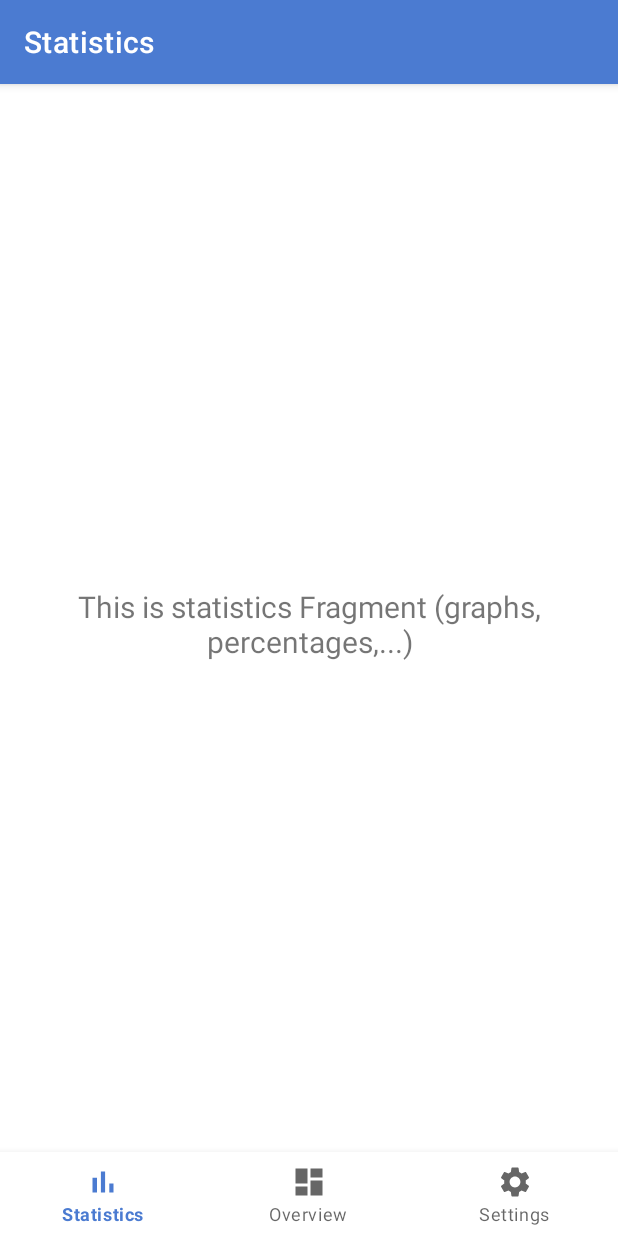
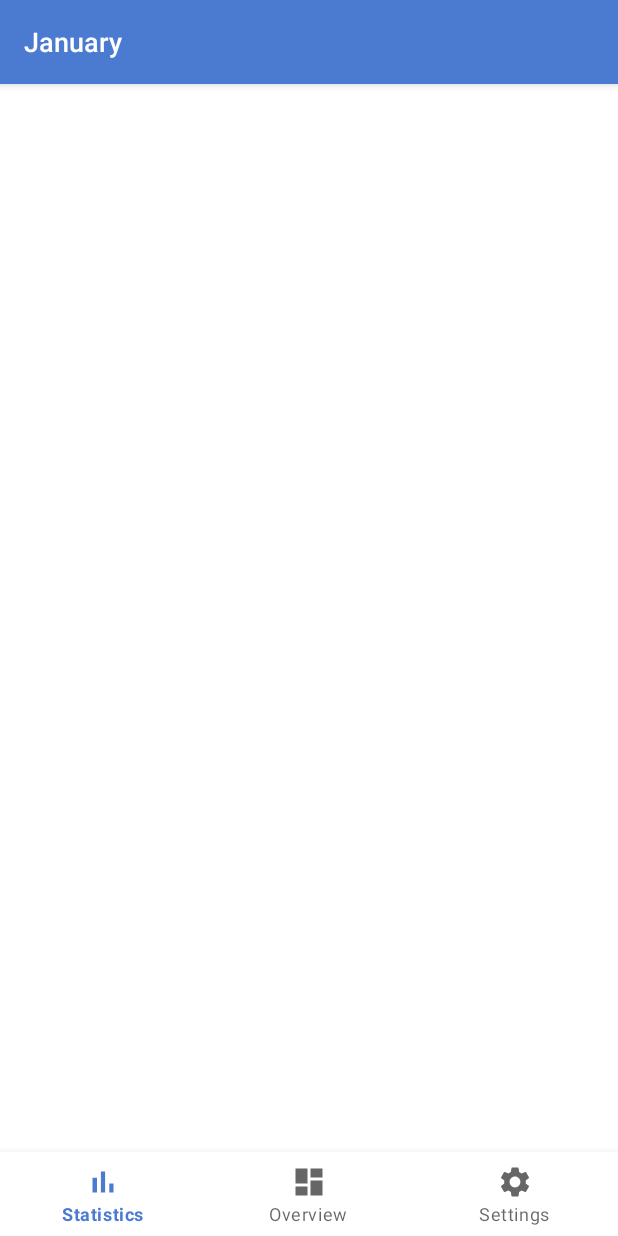
Before and after one commit to TomTruyen/Budgetting-App, an Android app: the StatisticsFragment screen opened through its navigation route, on a phone screen of 412 x 824 dp. Run offline under Robolectric (Android 15) with nearby library versions, the phone set to English and light mode, and no system bars; our stand-ins replace navigation-ui; libraries missing offline, so code that uses them is left out: jp.wasabeef.recyclerview; 1 statement that could not run was skipped.

Commit message:
Add month picker in appbar

```diff
--- a/BudgetTracker/app/src/main/java/com/tomtruyen/budgettracker/ui/overview/OverviewFragment.kt
+++ b/BudgetTracker/app/src/main/java/com/tomtruyen/budgettracker/ui/overview/OverviewFragment.kt
@@ -11,6 +11,7 @@ import android.view.ViewGroup
 import android.widget.TextView
 import androidx.activity.result.ActivityResultLauncher
 import androidx.activity.result.contract.ActivityResultContracts
+import androidx.appcompat.app.AppCompatActivity
 import androidx.core.content.ContextCompat
 import androidx.core.content.res.ResourcesCompat
 import androidx.core.graphics.drawable.DrawableCompat
@@ -46,6 +47,10 @@ class OverviewFragment : Fragment() {
         savedInstanceState: Bundle?
     ): View {
         _binding = FragmentOverviewBinding.inflate(inflater, container, false)
+
+        val actionBar = (activity as AppCompatActivity?)?.supportActionBar
+        actionBar?.setDisplayShowTitleEnabled(true)
+        actionBar?.setDisplayShowCustomEnabled(false)
 
         val balanceTextView = binding.balanceText
         mAdapter = BudgetAdapter(context, balanceTextView)
--- a/BudgetTracker/app/src/main/java/com/tomtruyen/budgettracker/ui/settings/SettingsFragment.kt
+++ b/BudgetTracker/app/src/main/java/com/tomtruyen/budgettracker/ui/settings/SettingsFragment.kt
@@ -5,6 +5,7 @@ import android.view.LayoutInflater
 import android.view.View
 import android.view.ViewGroup
 import android.widget.TextView
+import androidx.appcompat.app.AppCompatActivity
 import androidx.fragment.app.Fragment
 import androidx.lifecycle.ViewModelProvider
 import com.tomtruyen.budgettracker.databinding.FragmentSettingsBinding
@@ -27,6 +28,12 @@ class SettingsFragment : Fragment() {
             ViewModelProvider(this).get(SettingsViewModel::class.java)
 
         _binding = FragmentSettingsBinding.inflate(inflater, container, false)
+
+        val actionBar = (activity as AppCompatActivity?)?.supportActionBar
+        actionBar?.setDisplayShowTitleEnabled(true)
+        actionBar?.setDisplayShowCustomEnabled(false)
+
+
         val root: View = binding.root
 
         val textView: TextView = binding.textSettings
--- a/BudgetTracker/app/src/main/java/com/tomtruyen/budgettracker/ui/statistics/StatisticsFragment.kt
+++ b/BudgetTracker/app/src/main/java/com/tomtruyen/budgettracker/ui/statistics/StatisticsFragment.kt
@@ -4,15 +4,20 @@ import android.os.Bundle
 import android.view.LayoutInflater
 import android.view.View
 import android.view.ViewGroup
-import android.widget.TextView
+import android.widget.AdapterView
+import android.widget.ArrayAdapter
+import android.widget.Spinner
+import androidx.appcompat.app.AppCompatActivity
 import androidx.fragment.app.Fragment
-import androidx.lifecycle.ViewModelProvider
+import com.tomtruyen.budgettracker.R
 import com.tomtruyen.budgettracker.databinding.FragmentStatisticsBinding
+
 
 class StatisticsFragment : Fragment() {
 
-    private lateinit var statisticsViewModel: StatisticsViewModel
     private var _binding: FragmentStatisticsBinding? = null
+    private lateinit var mAdapter: ArrayAdapter<CharSequence>
+    private var mSelectedMonthPosition: Int = 0
 
     // This property is only valid between onCreateView and
     // onDestroyView.
@@ -23,17 +28,36 @@ class StatisticsFragment : Fragment() {
         container: ViewGroup?,
         savedInstanceState: Bundle?
     ): View {
-        statisticsViewModel =
-            ViewModelProvider(this).get(StatisticsViewModel::class.java)
+        _binding = FragmentStatisticsBinding.inflate(inflater, container, false)
 
-        _binding = FragmentStatisticsBinding.inflate(inflater, container, false)
-        val root: View = binding.root
+        val actionBar = (activity as AppCompatActivity?)?.supportActionBar
+        actionBar?.setDisplayShowTitleEnabled(false)
+        actionBar?.setDisplayShowCustomEnabled(true)
 
-        val textView: TextView = binding.textStatistics
-        statisticsViewModel.text.observe(viewLifecycleOwner, {
-            textView.text = it
-        })
-        return root
+        val spinner : Spinner = inflater.inflate(R.layout.month_dropdown, container, false) as Spinner
+        mAdapter = ArrayAdapter.createFromResource(
+            requireContext(),
+            R.array.month_array,
+            R.layout.month_spinner_item
+        )
+        mAdapter.setDropDownViewResource(android.R.layout.simple_spinner_dropdown_item)
+        spinner.adapter = mAdapter
+        spinner.onItemSelectedListener = object : AdapterView.OnItemSelectedListener {
+            override fun onItemSelected(
+                parentView: AdapterView<*>?,
+                selectedItemView: View?,
+                position: Int,
+                id: Long
+            ) {
+                mSelectedMonthPosition = position
+                println(mAdapter.getItem(position).toString())
+            }
+
+            override fun onNothingSelected(parentView: AdapterView<*>?) {}
+        }
+        actionBar?.customView = spinner
+
+        return binding.root
     }
 
     override fun onDestroyView() {
--- a/BudgetTracker/app/src/main/java/com/tomtruyen/budgettracker/ui/statistics/StatisticsViewModel.kt
+++ /dev/null
@@ -1,13 +0,0 @@
-package com.tomtruyen.budgettracker.ui.statistics
-
-import androidx.lifecycle.LiveData
-import androidx.lifecycle.MutableLiveData
-import androidx.lifecycle.ViewModel
-
-class StatisticsViewModel : ViewModel() {
-
-    private val _text = MutableLiveData<String>().apply {
-        value = "This is statistics Fragment (graphs, percentages,...)"
-    }
-    val text: LiveData<String> = _text
-}
--- a/BudgetTracker/app/src/main/res/layout/activity_transaction.xml
+++ b/BudgetTracker/app/src/main/res/layout/activity_transaction.xml
@@ -9,10 +9,6 @@
     android:layout_margin="8dp"
         >
 
-<!--    Requirements -->
-<!--    Price-->
-<!--    Set Custom date (if needed) -->
-<!--    Categorie + Button to add a custom category (which will be saved on the system) -->
     <com.google.android.material.textfield.TextInputLayout
         android:id="@+id/titleInputLayout"
         android:layout_width="match_parent"
--- a/BudgetTracker/app/src/main/res/layout/fragment_statistics.xml
+++ b/BudgetTracker/app/src/main/res/layout/fragment_statistics.xml
@@ -1,24 +1,14 @@
 <?xml version="1.0" encoding="utf-8"?>
-<androidx.constraintlayout.widget.ConstraintLayout xmlns:android="http://schemas.android.com/apk/res/android"
+<LinearLayout xmlns:android="http://schemas.android.com/apk/res/android"
     xmlns:app="http://schemas.android.com/apk/res-auto"
     xmlns:tools="http://schemas.android.com/tools"
     android:layout_width="match_parent"
     android:layout_height="match_parent"
-    tools:context=".ui.statistics.StatisticsFragment">
+    android:orientation="vertical"
+    tools:context=".ui.statistics.StatisticsFragment"
+    android:layout_margin="8dp"
+    >
 
-    <TextView
-        android:id="@+id/text_statistics"
-        android:layout_width="match_parent"
-        android:layout_height="wrap_content"
-        android:layout_marginStart="8dp"
-        android:layout_marginTop="8dp"
-        android:layout_marginEnd="8dp"
-        android:textAlignment="center"
-        android:layout_gravity="center_horizontal"
-        android:textSize="20sp"
-        app:layout_constraintBottom_toBottomOf="parent"
-        app:layout_constraintEnd_toEndOf="parent"
-        app:layout_constraintStart_toStartOf="parent"
-        app:layout_constraintTop_toTopOf="parent"
-         />
-</androidx.constraintlayout.widget.ConstraintLayout>
+
+
+</LinearLayout>
--- /dev/null
+++ b/BudgetTracker/app/src/main/res/layout/month_dropdown.xml
@@ -0,0 +1,16 @@
+<?xml version="1.0" encoding="utf-8"?>
+
+<Spinner
+    xmlns:android="http://schemas.android.com/apk/res/android"
+    android:id="@+id/monthSpinner"
+    android:layout_width="match_parent"
+    android:layout_height="?attr/actionBarSize"
+    android:layout_gravity="center"
+    android:dropDownVerticalOffset="?attr/dropdownListPreferredItemHeight"
+    android:popupElevation="3dp"
+    android:background="@null"
+    android:dividerHeight="1dp"
+    android:divider="@color/light_grey"
+
+
+    />
--- /dev/null
+++ b/BudgetTracker/app/src/main/res/layout/month_spinner_item.xml
@@ -0,0 +1,8 @@
+<?xml version="1.0" encoding="utf-8"?>
+<TextView xmlns:android="http://schemas.android.com/apk/res/android"
+    android:layout_width="match_parent"
+    android:layout_height="wrap_content"
+    android:layout_gravity="center"
+    style="@style/CustomActionBarTitle"
+    >
+</TextView>
--- a/BudgetTracker/app/src/main/res/values/strings.xml
+++ b/BudgetTracker/app/src/main/res/values/strings.xml
@@ -12,4 +12,18 @@
         <item>Investment</item>
         <item>Others</item>
     </string-array>
+    <string-array name="month_array">
+        <item>January</item>
+        <item>February</item>
+        <item>March</item>
+        <item>April</item>
+        <item>May</item>
+        <item>June</item>
+        <item>July</item>
+        <item>August</item>
+        <item>September</item>
+        <item>October</item>
+        <item>November</item>
+        <item>December</item>
+    </string-array>
 </resources>
--- a/BudgetTracker/app/src/main/res/values/themes.xml
+++ b/BudgetTracker/app/src/main/res/values/themes.xml
@@ -12,5 +12,26 @@
         <!-- Status bar color. -->
         <item name="android:statusBarColor" tools:targetApi="l">?attr/colorPrimaryVariant</item>
         <!-- Customize your theme here. -->
+        <item name="actionBarStyle">@style/CustomActionBar</item>
+
+        <!-- Spinner style-->
+        <item name="android:dropDownListViewStyle">@style/SpinnerStyle</item>
     </style>
+
+    <!-- ActionBar styles -->
+    <style name="CustomActionBar" parent="@style/Widget.AppCompat.ActionBar.Solid">
+        <item name="titleTextStyle">@style/CustomActionBarTitle</item>
+    </style>
+
+    <!-- ActionBar title text -->
+    <style name="CustomActionBarTitle" parent="@style/TextAppearance.AppCompat.Widget.ActionBar.Title">
+        <item name="android:textColor">@color/white</item>
+        <item name="android:textSize">18sp</item>
+    </style>
+
+    <style name="SpinnerStyle" parent="Widget.AppCompat.ListView.DropDown">
+        <item name="android:divider">@color/light_grey</item>
+        <item name="android:dividerHeight">0.5dp</item>
+    </style>
+
 </resources>
```
